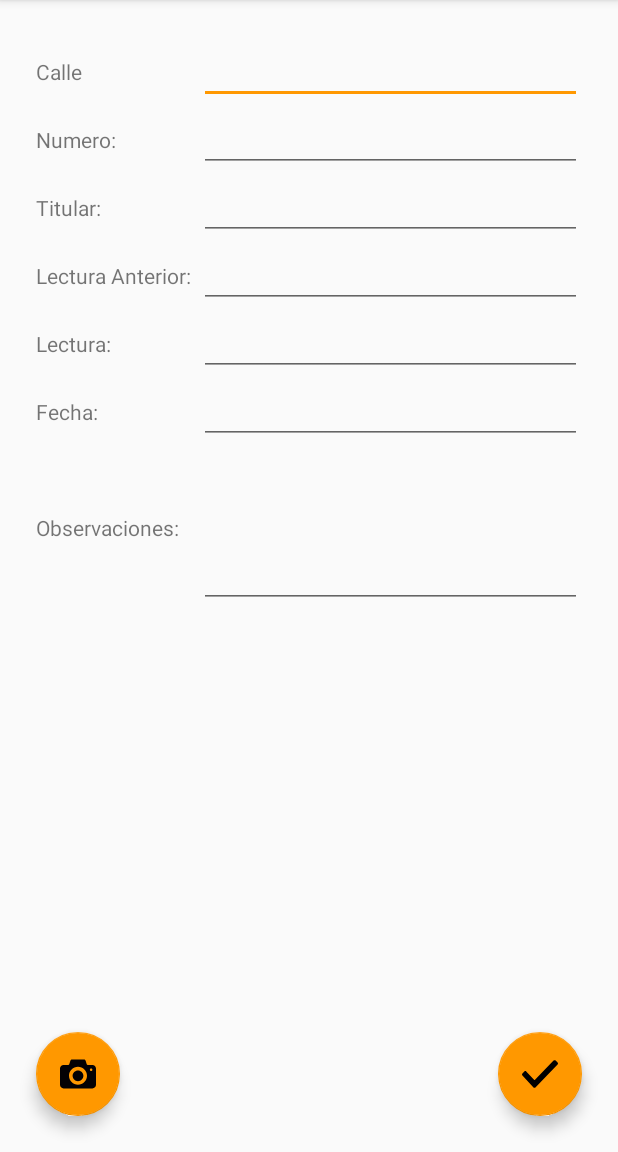
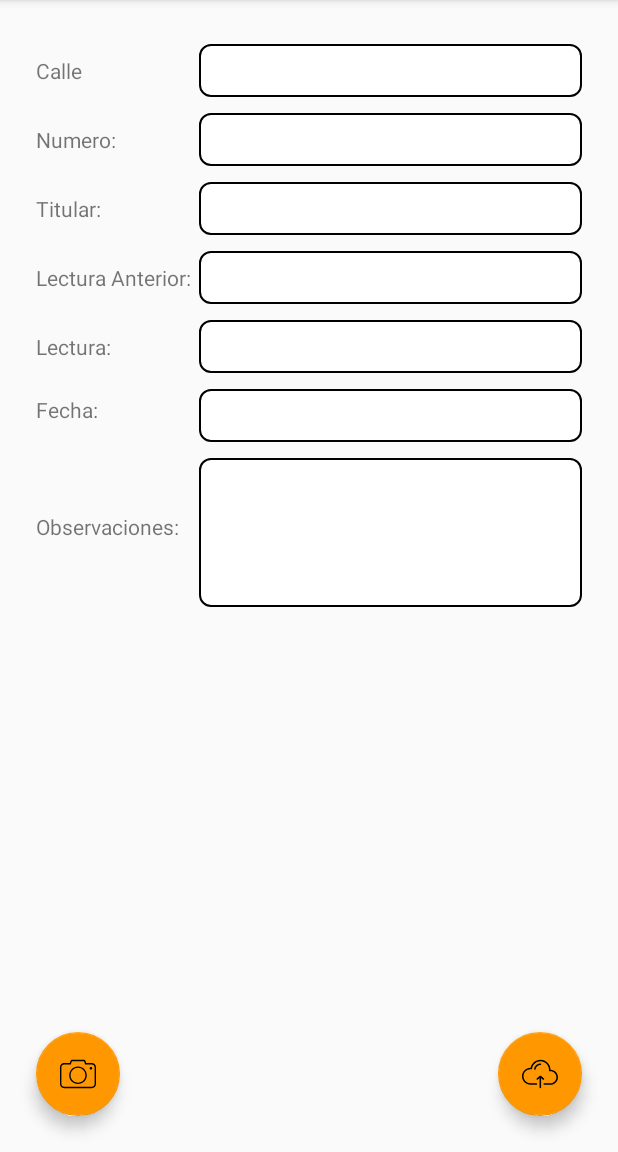
Before and after one commit to AbelTomas/Azaol, an Android app: the RegisterActivity screen opened directly, with no data from a screen before it, on a phone screen of 412 x 824 dp, the part 84-1236 px from its top. Run offline under Robolectric (Android 15) with nearby library versions, the phone set to English and light mode, and no system bars; our stand-ins replace ButterKnife, Firebase (no records; nobody signed in at launch, a user with empty details on screens opened directly); pictures from the network do not load.

Commit message:
upload image

```diff
--- a/app/build.gradle
+++ b/app/build.gradle
@@ -32,5 +32,9 @@ dependencies {
     annotationProcessor 'com.jakewharton:butterknife-compiler:8.8.1'
     implementation 'com.google.firebase:firebase-auth:16.0.5'
     implementation 'com.android.support:cardview-v7:27.1.1'
+    implementation 'com.google.firebase:firebase-storage:16.0.4'
+
+    implementation 'com.github.bumptech.glide:glide:4.7.1'
+    annotationProcessor 'com.github.bumptech.glide:compiler:4.7.1'
 }
 apply plugin: 'com.google.gms.google-services'
--- /dev/null
+++ b/app/src/main/res/drawable/background_edittext.xml
@@ -0,0 +1,21 @@
+<?xml version="1.0" encoding="utf-8"?>
+<layer-list>
+    <item>
+        <shape xmlns:android="http://schemas.android.com/apk/res/android">
+            <solid android:color="#ffffffff"/>
+
+            <stroke android:width="1dp"
+                android:color="#ff000000" />
+
+            <padding android:left="1dp"
+                android:top="1dp"
+                android:right="1dp"
+                android:bottom="1dp" />
+
+            <corners android:bottomRightRadius="7dp"
+                android:bottomLeftRadius="7dp"
+                android:topLeftRadius="7dp"
+                android:topRightRadius="7dp" />
+        </shape>
+    </item>
+</layer-list>
--- /dev/null
+++ b/app/src/main/res/drawable/ic_camera.xml
@@ -0,0 +1,4 @@
+<vector android:height="24dp" android:viewportHeight="333.668"
+    android:viewportWidth="333.668" android:width="24dp" xmlns:android="http://schemas.android.com/apk/res/android">
+    <path android:fillColor="#FF000000" android:pathData="M295.101,298.649H38.561C17.295,298.649 0,281.354 0,260.088V103.703c0,-21.266 17.295,-38.561 38.561,-38.561h52.347l4.582,-15.457c1.87,-8.458 9.602,-14.666 18.696,-14.666h105.297c8.837,0 16.658,6.176 18.728,14.743l0.122,0.527l4.177,14.852h52.597c21.266,0 38.561,17.295 38.561,38.561v156.384C333.662,281.354 316.361,298.649 295.101,298.649zM38.561,77.996c-14.178,0 -25.707,11.53 -25.707,25.707v156.384c0,14.178 11.53,25.707 25.707,25.707h256.54c14.178,0 25.707,-11.53 25.707,-25.707V103.703c0,-14.178 -11.53,-25.707 -25.707,-25.707h-62.327l-7.037,-25.097c-0.649,-2.918 -3.278,-5.032 -6.26,-5.032H114.179c-3.027,0 -5.598,2.069 -6.26,5.039l-7.429,25.09H38.561zM166.841,259.798c-44.981,0 -81.576,-36.588 -81.576,-81.563c0,-44.981 36.594,-81.569 81.576,-81.569c44.969,0 81.557,36.594 81.557,81.569C248.397,223.204 211.809,259.798 166.841,259.798zM166.841,109.513c-37.893,0 -68.722,30.823 -68.722,68.716s30.83,68.709 68.722,68.709c37.886,0 68.703,-30.823 68.703,-68.709C235.543,140.336 204.72,109.513 166.841,109.513zM286.804,101.852c-6.555,0 -11.858,5.315 -11.858,11.858c0,6.549 5.302,11.857 11.858,11.857c6.549,0 11.851,-5.309 11.851,-11.857C298.649,107.167 293.346,101.852 286.804,101.852z"/>
+</vector>
--- a/app/src/main/res/drawable/ic_checked.xml
+++ /dev/null
@@ -1,4 +0,0 @@
-<vector android:height="24dp" android:viewportHeight="26"
-    android:viewportWidth="26" android:width="24dp" xmlns:android="http://schemas.android.com/apk/res/android">
-    <path android:fillColor="#FF000000" android:pathData="m0.3,14c-0.2,-0.2 -0.3,-0.5 -0.3,-0.7s0.1,-0.5 0.3,-0.7l1.4,-1.4c0.4,-0.4 1,-0.4 1.4,0l0.1,0.1 5.5,5.9c0.2,0.2 0.5,0.2 0.7,0l13.4,-13.9h0.1v-0c0.4,-0.4 1,-0.4 1.4,0l1.4,1.4c0.4,0.4 0.4,1 0,1.4l0,0 -16,16.6c-0.2,0.2 -0.4,0.3 -0.7,0.3 -0.3,0 -0.5,-0.1 -0.7,-0.3l-7.8,-8.4 -0.2,-0.3z"/>
-</vector>
--- a/app/src/main/res/drawable/ic_photo_camera.xml
+++ /dev/null
@@ -1,4 +0,0 @@
-<vector android:height="24dp" android:viewportHeight="100"
-    android:viewportWidth="100" android:width="24dp" xmlns:android="http://schemas.android.com/apk/res/android">
-    <path android:fillColor="#030104" android:pathData="M50,40c-8.285,0 -15,6.718 -15,15c0,8.285 6.715,15 15,15c8.283,0 15,-6.715 15,-15C65,46.718 58.283,40 50,40zM90,25H78c-1.65,0 -3.428,-1.28 -3.949,-2.846l-3.102,-9.309C70.426,11.28 68.65,10 67,10H33c-1.65,0 -3.428,1.28 -3.949,2.846l-3.102,9.309C25.426,23.72 23.65,25 22,25H10C4.5,25 0,29.5 0,35v45c0,5.5 4.5,10 10,10h80c5.5,0 10,-4.5 10,-10V35C100,29.5 95.5,25 90,25zM50,80c-13.807,0 -25,-11.193 -25,-25c0,-13.806 11.193,-25 25,-25c13.805,0 25,11.194 25,25C75,68.807 63.805,80 50,80zM86.5,41.993c-1.932,0 -3.5,-1.566 -3.5,-3.5c0,-1.932 1.568,-3.5 3.5,-3.5c1.934,0 3.5,1.568 3.5,3.5C90,40.427 88.433,41.993 86.5,41.993z"/>
-</vector>
--- /dev/null
+++ b/app/src/main/res/drawable/ic_upload.xml
@@ -0,0 +1,6 @@
+<vector android:height="24dp" android:viewportHeight="512.001"
+    android:viewportWidth="512.001" android:width="24dp" xmlns:android="http://schemas.android.com/apk/res/android">
+    <path android:fillColor="#FF000000" android:pathData="M405.967,195.112c-1.069,-78.061 -64.902,-141.239 -143.213,-141.239c-34.835,0 -68.396,12.672 -94.498,35.682c-23.296,20.535 -39.232,47.977 -45.543,78.106c-0.461,-0.005 -0.918,-0.009 -1.374,-0.009C54.434,167.652 0,222.085 0,288.991S54.434,410.33 121.34,410.33h84.743c6.029,0 10.919,-4.888 10.919,-10.919c0,-6.031 -4.89,-10.919 -10.919,-10.919H121.34c-54.866,0 -99.502,-44.636 -99.502,-99.501c0,-54.865 44.636,-99.501 99.502,-99.501c2.923,0 6.013,0.157 9.448,0.48c5.822,0.545 11.049,-3.596 11.842,-9.396c3.932,-28.82 18.161,-55.327 40.067,-74.638c22.111,-19.492 50.542,-30.226 80.056,-30.226c66.935,0 121.389,54.455 121.389,121.389c0,2.41 -0.179,4.894 -0.368,7.524l-0.081,1.118c-0.227,3.212 0.975,6.361 3.287,8.604c2.309,2.243 5.488,3.351 8.697,3.03c2.904,-0.293 5.834,-0.44 8.708,-0.44c47.297,0 85.778,38.48 85.778,85.778c0,47.297 -38.48,85.777 -85.778,85.777h-89.111c-6.029,0 -10.919,4.888 -10.919,10.919c0,6.031 4.89,10.919 10.919,10.919h89.111c59.339,0 107.616,-48.275 107.616,-107.615C512,243.906 464.58,195.961 405.967,195.112z"/>
+    <path android:fillColor="#FF000000" android:pathData="M262.755,105.192c-45.658,0 -84.742,34.121 -90.914,79.367c-0.815,5.975 3.369,11.48 9.343,12.295c0.501,0.068 0.998,0.102 1.489,0.102c5.375,0 10.059,-3.97 10.804,-9.444c4.703,-34.48 34.486,-60.482 69.277,-60.482c6.031,0 10.919,-4.888 10.919,-10.919C273.674,110.081 268.785,105.192 262.755,105.192z"/>
+    <path android:fillColor="#FF000000" android:pathData="M312.41,320.052l-39.718,-35.48c-6.847,-6.12 -17.177,-6.119 -24.027,-0.001l-39.718,35.482c-4.498,4.017 -4.886,10.92 -0.869,15.418c4.017,4.496 10.919,4.887 15.418,0.869l26.264,-23.462v134.331c0,6.031 4.888,10.919 10.919,10.919c6.03,0 10.919,-4.888 10.919,-10.919V312.876l26.265,23.463c2.082,1.861 4.681,2.776 7.27,2.776c3.002,0 5.99,-1.229 8.148,-3.645C317.296,330.972 316.907,324.07 312.41,320.052z"/>
+</vector>
--- a/app/src/main/res/layout/activity_register.xml
+++ b/app/src/main/res/layout/activity_register.xml
@@ -12,13 +12,14 @@
         android:layout_height="wrap_content"
         android:layout_margin="24dp"
         android:orientation="vertical"
-        app:layout_constraintTop_toTopOf="parent"
         app:layout_constraintEnd_toEndOf="parent"
-        app:layout_constraintStart_toStartOf="parent">
+        app:layout_constraintStart_toStartOf="parent"
+        app:layout_constraintTop_toTopOf="parent">
 
         <LinearLayout
             android:layout_width="match_parent"
             android:layout_height="wrap_content"
+            android:gravity="center"
             android:orientation="horizontal">
 
             <TextView
@@ -29,6 +30,7 @@
 
             <EditText
                 android:id="@+id/etStreet"
+                style="@style/CustomEdittext"
                 android:layout_width="0dp"
                 android:layout_height="wrap_content"
                 android:layout_weight="7" />
@@ -37,6 +39,7 @@
         <LinearLayout
             android:layout_width="match_parent"
             android:layout_height="wrap_content"
+            android:gravity="center"
             android:orientation="horizontal">
 
             <TextView
@@ -47,6 +50,7 @@
 
             <EditText
                 android:id="@+id/etStreetNum"
+                style="@style/CustomEdittext"
                 android:layout_width="0dp"
                 android:layout_height="wrap_content"
                 android:layout_weight="7" />
@@ -56,6 +60,7 @@
         <LinearLayout
             android:layout_width="match_parent"
             android:layout_height="wrap_content"
+            android:gravity="center"
             android:orientation="horizontal">
 
             <TextView
@@ -66,6 +71,7 @@
 
             <EditText
                 android:id="@+id/etTitular"
+                style="@style/CustomEdittext"
                 android:layout_width="0dp"
                 android:layout_height="wrap_content"
                 android:layout_weight="7"
@@ -75,6 +81,7 @@
         <LinearLayout
             android:layout_width="match_parent"
             android:layout_height="wrap_content"
+            android:gravity="center"
             android:orientation="horizontal">
 
             <TextView
@@ -83,8 +90,9 @@
                 android:layout_weight="3"
                 android:text="Lectura Anterior:" />
 
-            <EditText
-                android:id="@+id/etLecturaAnterior"
+            <TextView
+                android:id="@+id/tvLecturaAnterior"
+                style="@style/CustomEdittext"
                 android:layout_width="0dp"
                 android:layout_height="wrap_content"
                 android:layout_weight="7"
@@ -94,6 +102,7 @@
         <LinearLayout
             android:layout_width="match_parent"
             android:layout_height="wrap_content"
+            android:gravity="center"
             android:orientation="horizontal">
 
             <TextView
@@ -104,6 +113,7 @@
 
             <EditText
                 android:id="@+id/etLectura"
+                style="@style/CustomEdittext"
                 android:layout_width="0dp"
                 android:layout_height="wrap_content"
                 android:layout_weight="7"
@@ -122,7 +132,8 @@
                 android:text="Fecha:" />
 
             <EditText
-                android:id="@+id/NewRegisterDate"
+                android:id="@+id/etRegisterDate"
+                style="@style/CustomEdittext"
                 android:layout_width="0dp"
                 android:layout_height="wrap_content"
                 android:layout_weight="7"
@@ -143,6 +154,8 @@
                 android:text="Observaciones:" />
 
             <EditText
+                android:id="@+id/etObservations"
+                style="@style/CustomEdittext"
                 android:layout_width="0dp"
                 android:layout_height="wrap_content"
                 android:layout_weight="7"
@@ -162,14 +175,25 @@
 
     <ImageView
         android:id="@+id/ivRead"
-        android:layout_width="match_parent"
+        android:layout_width="0dp"
         android:layout_height="0dp"
+        android:layout_marginBottom="5dp"
         android:scaleType="fitCenter"
-        app:layout_constraintTop_toBottomOf="@id/llRegisterForm"
+        app:layout_constraintBottom_toTopOf="@id/barrier"
+        app:layout_constraintEnd_toStartOf="@id/ivWrite"
+        app:layout_constraintStart_toStartOf="parent"
+        app:layout_constraintTop_toBottomOf="@id/llRegisterForm" />
+
+    <ImageView
+        android:id="@+id/ivWrite"
+        android:layout_width="0dp"
+        android:layout_height="0dp"
+        android:layout_marginBottom="5dp"
+        android:scaleType="fitCenter"
+        app:layout_constraintBottom_toTopOf="@id/barrier"
         app:layout_constraintEnd_toEndOf="parent"
-        app:layout_constraintStart_toStartOf="parent"
-        app:layout_constraintBottom_toTopOf="@id/barrier"
-        android:layout_margin="24dp"/>
+        app:layout_constraintStart_toEndOf="@id/ivRead"
+        app:layout_constraintTop_toBottomOf="@id/llRegisterForm" />
 
 
     <android.support.constraint.Barrier
@@ -177,28 +201,28 @@
         android:layout_width="wrap_content"
         android:layout_height="wrap_content"
         app:barrierDirection="top"
-        app:constraint_referenced_ids="floatingActionButtonCamera,pushRegButton" />
+        app:constraint_referenced_ids="btnCamera,btnUpload" />
 
     <android.support.design.widget.FloatingActionButton
-        android:id="@+id/floatingActionButtonCamera"
+        android:id="@+id/btnCamera"
         android:layout_width="wrap_content"
         android:layout_height="wrap_content"
-        app:layout_constraintStart_toStartOf="parent"
-        app:layout_constraintBottom_toBottomOf="parent"
         android:layout_margin="24dp"
         android:clickable="true"
         android:focusable="true"
-        android:src="@drawable/ic_photo_camera" />
+        android:src="@drawable/ic_camera"
+        app:layout_constraintBottom_toBottomOf="parent"
+        app:layout_constraintStart_toStartOf="parent" />
 
     <android.support.design.widget.FloatingActionButton
-        android:id="@+id/pushRegButton"
+        android:id="@+id/btnUpload"
         android:layout_width="wrap_content"
         android:layout_height="wrap_content"
-        app:layout_constraintEnd_toEndOf="parent"
-        app:layout_constraintBottom_toBottomOf="parent"
         android:layout_margin="24dp"
         android:clickable="true"
         android:focusable="true"
-        android:src="@drawable/ic_checked" />
+        android:src="@drawable/ic_upload"
+        app:layout_constraintBottom_toBottomOf="parent"
+        app:layout_constraintEnd_toEndOf="parent" />
 
 </android.support.constraint.ConstraintLayout>
--- a/app/src/main/res/values/styles.xml
+++ b/app/src/main/res/values/styles.xml
@@ -20,4 +20,12 @@
         <item name="android:textColorPrimary">@color/text_color_primary</item>
     </style>
 
+    <style name="CustomEdittext">
+        <item name="android:background">@drawable/background_edittext</item>
+        <item name="android:textSize">18sp</item>
+        <item name="android:padding">5dp</item>
+        <item name="android:layout_marginTop">5dp</item>
+        <item name="android:layout_marginBottom">5dp</item>
+    </style>
+
 </resources>
```
Also changed, not shown: app/src/main/java/com/atomasg/azaol/RegisterActivity.java (+166 -10 lines).
